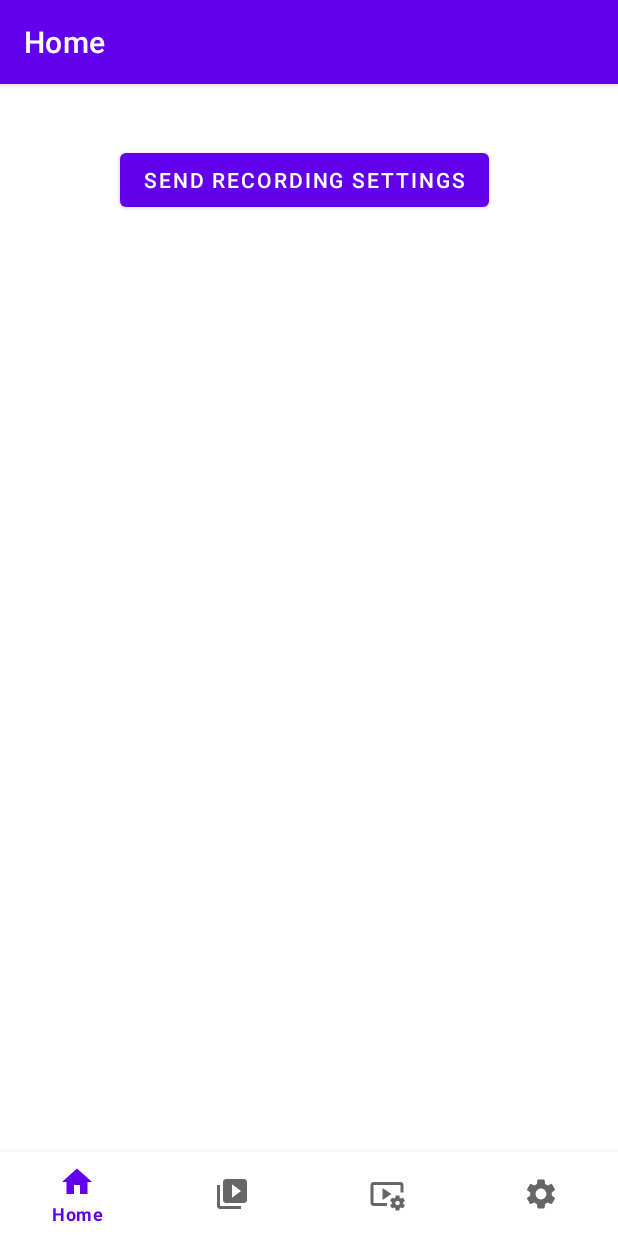
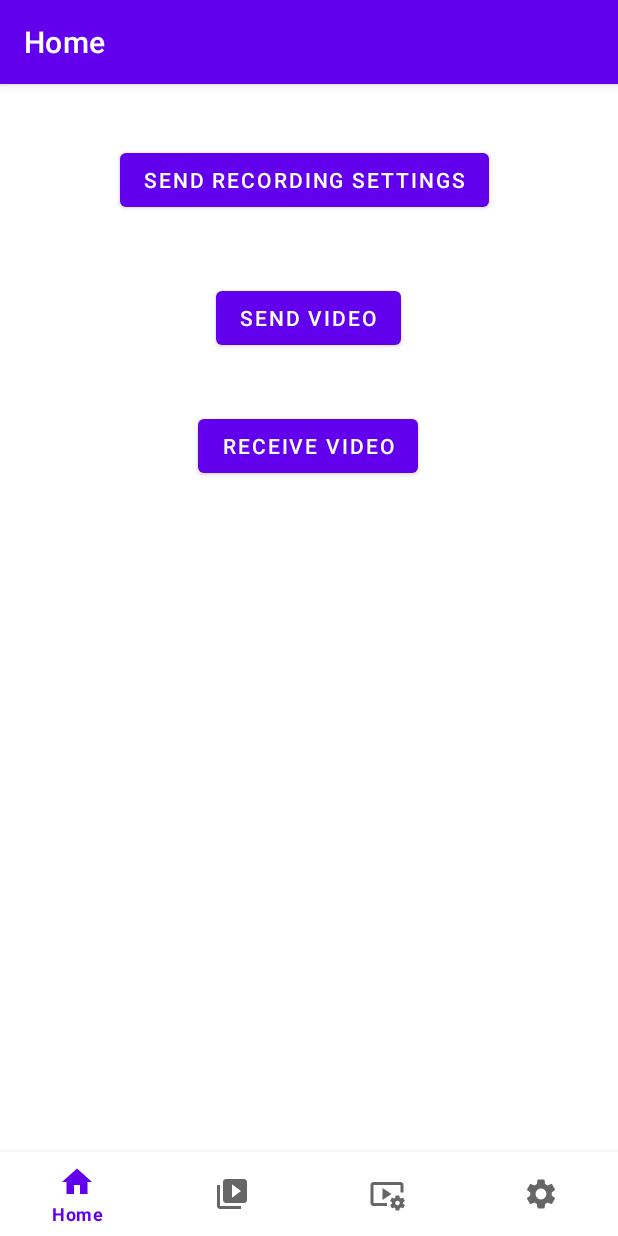
Before and after one commit to ElCresp0/Bicyclonicle, an Android app: the screen it shows after launch (MainActivity), on a phone screen of 412 x 824 dp. Run offline under Robolectric (Android 15) with nearby library versions, the light colour scheme and no system bars; our stand-ins replace navigation-ui; 2 statements that could not run were skipped.

Commit message:
send and receive a single file

```diff
--- a/Aplikacja/app/src/main/res/layout/activity_main.xml
+++ b/Aplikacja/app/src/main/res/layout/activity_main.xml
@@ -4,7 +4,7 @@
     xmlns:tools="http://schemas.android.com/tools"
     android:id="@+id/container"
     android:layout_width="match_parent"
-    android:layout_height="match_parent" >
+    android:layout_height="match_parent">
 
     <com.google.android.material.bottomnavigation.BottomNavigationView
         android:id="@+id/nav_view"
@@ -40,4 +40,24 @@
         app:layout_constraintStart_toStartOf="parent"
         app:layout_constraintTop_toTopOf="parent" />
 
+    <Button
+        android:id="@+id/send_video"
+        android:layout_width="wrap_content"
+        android:layout_height="wrap_content"
+        android:layout_marginStart="144dp"
+        android:layout_marginTop="132dp"
+        android:text="SEND VIDEO"
+        app:layout_constraintStart_toStartOf="parent"
+        app:layout_constraintTop_toTopOf="parent" />
+
+    <Button
+        android:id="@+id/receive_video"
+        android:layout_width="wrap_content"
+        android:layout_height="wrap_content"
+        android:layout_marginStart="132dp"
+        android:layout_marginTop="217dp"
+        android:text="RECEIVE VIDEO"
+        app:layout_constraintStart_toStartOf="parent"
+        app:layout_constraintTop_toTopOf="parent" />
+
 </androidx.constraintlayout.widget.ConstraintLayout>
```
Also changed, not shown: Aplikacja/app/src/main/java/pg/eti/bicyclonicle/MainActivity.kt (+157 -42 lines), 1 other file.
